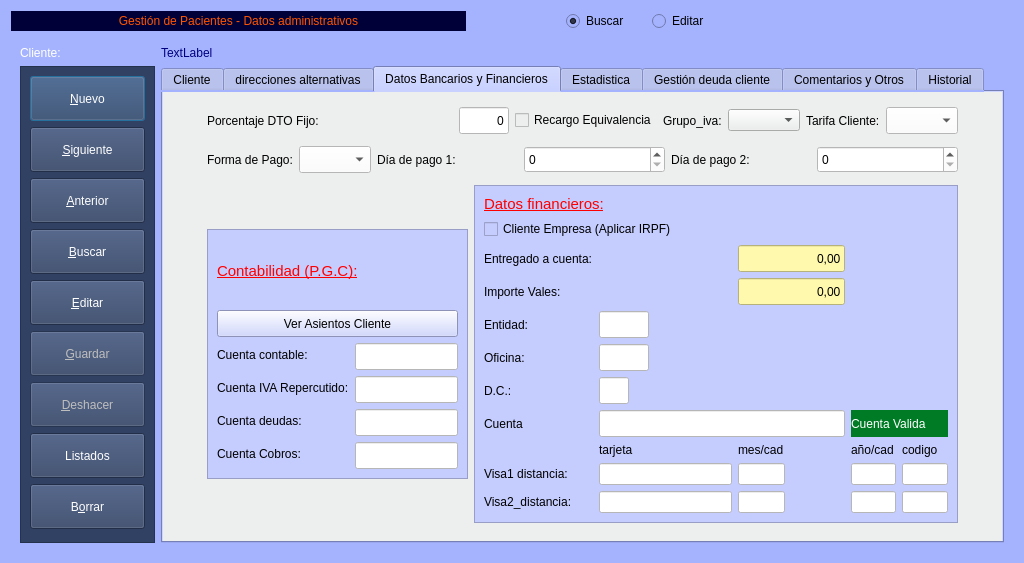
Before: the Qt Designer form Zona_Pacientes/frmClientes.ui in arcnexus/RedFoX, drawn with Qt 5.
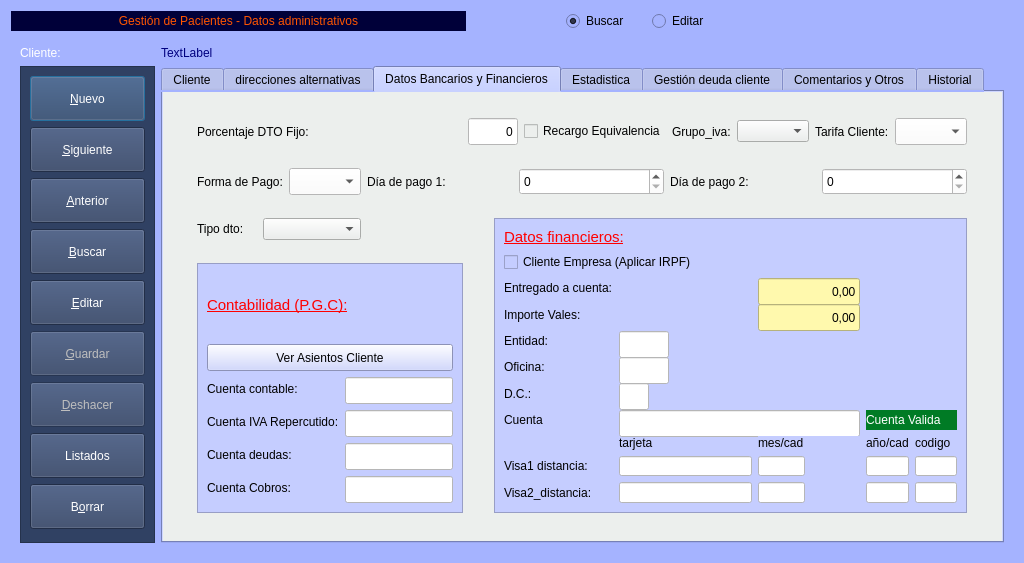
After: the same form once the commit is applied. The open tabs and pages were chosen to show the change. Icons and pictures are not drawn. Custom widgets are drawn as their Qt base class.

Commit message: descuentos tarifas en cliente.cpp

Diff of the .ui file:
```diff
--- a/Zona_Pacientes/frmClientes.ui
+++ b/Zona_Pacientes/frmClientes.ui
@@ -1907,7 +1907,20 @@
            <string>Datos Bancarios y Financieros</string>
           </attribute>
           <layout class="QGridLayout" name="gridLayout_15">
-           <item row="1" column="2" colspan="2">
+           <item row="2" column="4">
+            <spacer name="horizontalSpacer_2">
+             <property name="orientation">
+              <enum>Qt::Horizontal</enum>
+             </property>
+             <property name="sizeHint" stdset="0">
+              <size>
+               <width>40</width>
+               <height>20</height>
+              </size>
+             </property>
+            </spacer>
+           </item>
+           <item row="1" column="3" colspan="3">
             <layout class="QHBoxLayout" name="horizontalLayout_9">
              <item>
               <widget class="QLabel" name="label_68">
@@ -1951,168 +1964,7 @@
              </item>
             </layout>
            </item>
-           <item row="2" column="1" colspan="2">
-            <widget class="QFrame" name="frame_6">
-             <property name="sizePolicy">
-              <sizepolicy hsizetype="Fixed" vsizetype="Fixed">
-               <horstretch>0</horstretch>
-               <verstretch>0</verstretch>
-              </sizepolicy>
-             </property>
-             <property name="minimumSize">
-              <size>
-               <width>250</width>
-               <height>250</height>
-              </size>
-             </property>
-             <property name="maximumSize">
-              <size>
-               <width>16777215</width>
-               <height>16777215</height>
-              </size>
-             </property>
-             <property name="styleSheet">
-              <string notr="true">background-color: rgb(197, 205, 255);</string>
-             </property>
-             <property name="frameShape">
-              <enum>QFrame::StyledPanel</enum>
-             </property>
-             <property name="frameShadow">
-              <enum>QFrame::Raised</enum>
-             </property>
-             <layout class="QGridLayout" name="gridLayout_16">
-              <item row="2" column="0">
-               <layout class="QFormLayout" name="formLayout">
-                <item row="0" column="0">
-                 <widget class="QLabel" name="label_71">
-                  <property name="text">
-                   <string>Cuenta contable:</string>
-                  </property>
-                 </widget>
-                </item>
-                <item row="0" column="1">
-                 <widget class="QLineEdit" name="txtcuenta_contable">
-                  <property name="minimumSize">
-                   <size>
-                    <width>0</width>
-                    <height>27</height>
-                   </size>
-                  </property>
-                  <property name="styleSheet">
-                   <string notr="true">background-color: rgb(255, 255, 255);</string>
-                  </property>
-                 </widget>
-                </item>
-                <item row="1" column="0">
-                 <widget class="QLabel" name="label_72">
-                  <property name="text">
-                   <string>Cuenta IVA Repercutido:</string>
-                  </property>
-                 </widget>
-                </item>
-                <item row="1" column="1">
-                 <widget class="QLineEdit" name="txtcuenta_iva_repercutido">
-                  <property name="minimumSize">
-                   <size>
-                    <width>0</width>
-                    <height>27</height>
-                   </size>
-                  </property>
-                  <property name="styleSheet">
-                   <string notr="true">background-color: rgb(255, 255, 255);</string>
-                  </property>
-                 </widget>
-                </item>
-                <item row="2" column="0">
-                 <widget class="QLabel" name="label_73">
-                  <property name="text">
-                   <string>Cuenta deudas:</string>
-                  </property>
-                 </widget>
-                </item>
-                <item row="2" column="1">
-                 <widget class="QLineEdit" name="txtcuenta_deudas">
-                  <property name="minimumSize">
-                   <size>
-                    <width>0</width>
-                    <height>27</height>
-                   </size>
-                  </property>
-                  <property name="styleSheet">
-                   <string notr="true">background-color: rgb(255, 255, 255);</string>
-                  </property>
-                 </widget>
-                </item>
-                <item row="3" column="0">
-                 <widget class="QLabel" name="label_74">
-                  <property name="text">
-                   <string>Cuenta Cobros:</string>
-                  </property>
-                 </widget>
-                </item>
-                <item row="3" column="1">
-                 <widget class="QLineEdit" name="txtcuenta_cobros">
-                  <property name="minimumSize">
-                   <size>
-                    <width>0</width>
-                    <height>27</height>
-                   </size>
-                  </property>
-                  <property name="styleSheet">
-                   <string notr="true">background-color: rgb(255, 255, 255);</string>
-                  </property>
-                 </widget>
-                </item>
-               </layout>
-              </item>
-              <item row="0" column="0">
-               <widget class="QLabel" name="label_70">
-                <property name="text">
-                 <string>&lt;html&gt;&lt;head/&gt;&lt;body&gt;&lt;p&gt;&lt;span style=&quot; font-size:11pt; text-decoration: underline; color:#ff0000;&quot;&gt;Contabilidad (P.G.C):&lt;/span&gt;&lt;/p&gt;&lt;/body&gt;&lt;/html&gt;</string>
-                </property>
-               </widget>
-              </item>
-              <item row="1" column="0">
-               <widget class="QPushButton" name="pushButton">
-                <property name="minimumSize">
-                 <size>
-                  <width>0</width>
-                  <height>27</height>
-                 </size>
-                </property>
-                <property name="text">
-                 <string>Ver Asientos Cliente</string>
-                </property>
-               </widget>
-              </item>
-             </layout>
-            </widget>
-           </item>
-           <item row="1" column="1">
-            <layout class="QHBoxLayout" name="horizontalLayout_8">
-             <item>
-              <widget class="QLabel" name="label_67">
-               <property name="text">
-                <string>Forma de Pago:</string>
-               </property>
-              </widget>
-             </item>
-             <item>
-              <widget class="QComboBox" name="cboforma_pago">
-               <property name="minimumSize">
-                <size>
-                 <width>0</width>
-                 <height>27</height>
-                </size>
-               </property>
-               <property name="styleSheet">
-                <string notr="true">background-color: rgb(255, 255, 255);</string>
-               </property>
-              </widget>
-             </item>
-            </layout>
-           </item>
-           <item row="0" column="1" colspan="3">
+           <item row="0" column="1" colspan="5">
             <layout class="QHBoxLayout" name="horizontalLayout_3">
              <item>
               <layout class="QHBoxLayout" name="horizontalLayout">
@@ -2192,7 +2044,46 @@
              </item>
             </layout>
            </item>
-           <item row="2" column="3">
+           <item row="3" column="0">
+            <spacer name="horizontalSpacer_13">
+             <property name="orientation">
+              <enum>Qt::Horizontal</enum>
+             </property>
+             <property name="sizeHint" stdset="0">
+              <size>
+               <width>40</width>
+               <height>20</height>
+              </size>
+             </property>
+            </spacer>
+           </item>
+           <item row="3" column="6">
+            <spacer name="horizontalSpacer_14">
+             <property name="orientation">
+              <enum>Qt::Horizontal</enum>
+             </property>
+             <property name="sizeHint" stdset="0">
+              <size>
+               <width>40</width>
+               <height>20</height>
+              </size>
+             </property>
+            </spacer>
+           </item>
+           <item row="2" column="1">
+            <widget class="QLabel" name="label_66">
+             <property name="maximumSize">
+              <size>
+               <width>60</width>
+               <height>16777215</height>
+              </size>
+             </property>
+             <property name="text">
+              <string>Tipo dto:</string>
+             </property>
+            </widget>
+           </item>
+           <item row="2" column="5" rowspan="2">
             <widget class="QFrame" name="frame_7">
              <property name="sizePolicy">
               <sizepolicy hsizetype="Fixed" vsizetype="Fixed">
@@ -2600,31 +2491,169 @@
              </layout>
             </widget>
            </item>
-           <item row="2" column="0">
-            <spacer name="horizontalSpacer_13">
-             <property name="orientation">
-              <enum>Qt::Horizontal</enum>
+           <item row="3" column="1" colspan="4">
+            <widget class="QFrame" name="frame_6">
+             <property name="sizePolicy">
+              <sizepolicy hsizetype="Fixed" vsizetype="Fixed">
+               <horstretch>0</horstretch>
+               <verstretch>0</verstretch>
+              </sizepolicy>
              </property>
-             <property name="sizeHint" stdset="0">
+             <property name="minimumSize">
               <size>
-               <width>40</width>
-               <height>20</height>
+               <width>250</width>
+               <height>250</height>
               </size>
              </property>
-            </spacer>
-           </item>
-           <item row="2" column="4">
-            <spacer name="horizontalSpacer_14">
-             <property name="orientation">
-              <enum>Qt::Horizontal</enum>
-             </property>
-             <property name="sizeHint" stdset="0">
+             <property name="maximumSize">
               <size>
-               <width>40</width>
-               <height>20</height>
+               <width>16777215</width>
+               <height>16777215</height>
               </size>
              </property>
-            </spacer>
+             <property name="styleSheet">
+              <string notr="true">background-color: rgb(197, 205, 255);</string>
+             </property>
+             <property name="frameShape">
+              <enum>QFrame::StyledPanel</enum>
+             </property>
+             <property name="frameShadow">
+              <enum>QFrame::Raised</enum>
+             </property>
+             <layout class="QGridLayout" name="gridLayout_16">
+              <item row="2" column="0">
+               <layout class="QFormLayout" name="formLayout">
+                <item row="0" column="0">
+                 <widget class="QLabel" name="label_71">
+                  <property name="text">
+                   <string>Cuenta contable:</string>
+                  </property>
+                 </widget>
+                </item>
+                <item row="0" column="1">
+                 <widget class="QLineEdit" name="txtcuenta_contable">
+                  <property name="minimumSize">
+                   <size>
+                    <width>0</width>
+                    <height>27</height>
+                   </size>
+                  </property>
+                  <property name="styleSheet">
+                   <string notr="true">background-color: rgb(255, 255, 255);</string>
+                  </property>
+                 </widget>
+                </item>
+                <item row="1" column="0">
+                 <widget class="QLabel" name="label_72">
+                  <property name="text">
+                   <string>Cuenta IVA Repercutido:</string>
+                  </property>
+                 </widget>
+                </item>
+                <item row="1" column="1">
+                 <widget class="QLineEdit" name="txtcuenta_iva_repercutido">
+                  <property name="minimumSize">
+                   <size>
+                    <width>0</width>
+                    <height>27</height>
+                   </size>
+                  </property>
+                  <property name="styleSheet">
+                   <string notr="true">background-color: rgb(255, 255, 255);</string>
+                  </property>
+                 </widget>
+                </item>
+                <item row="2" column="0">
+                 <widget class="QLabel" name="label_73">
+                  <property name="text">
+                   <string>Cuenta deudas:</string>
+                  </property>
+                 </widget>
+                </item>
+                <item row="2" column="1">
+                 <widget class="QLineEdit" name="txtcuenta_deudas">
+                  <property name="minimumSize">
+                   <size>
+                    <width>0</width>
+                    <height>27</height>
+                   </size>
+                  </property>
+                  <property name="styleSheet">
+                   <string notr="true">background-color: rgb(255, 255, 255);</string>
+                  </property>
+                 </widget>
+                </item>
+                <item row="3" column="0">
+                 <widget class="QLabel" name="label_74">
+                  <property name="text">
+                   <string>Cuenta Cobros:</string>
+                  </property>
+                 </widget>
+                </item>
+                <item row="3" column="1">
+                 <widget class="QLineEdit" name="txtcuenta_cobros">
+                  <property name="minimumSize">
+                   <size>
+                    <width>0</width>
+                    <height>27</height>
+                   </size>
+                  </property>
+                  <property name="styleSheet">
+                   <string notr="true">background-color: rgb(255, 255, 255);</string>
+                  </property>
+                 </widget>
+                </item>
+               </layout>
+              </item>
+              <item row="0" column="0">
+               <widget class="QLabel" name="label_70">
+                <property name="text">
+                 <string>&lt;html&gt;&lt;head/&gt;&lt;body&gt;&lt;p&gt;&lt;span style=&quot; font-size:11pt; text-decoration: underline; color:#ff0000;&quot;&gt;Contabilidad (P.G.C):&lt;/span&gt;&lt;/p&gt;&lt;/body&gt;&lt;/html&gt;</string>
+                </property>
+               </widget>
+              </item>
+              <item row="1" column="0">
+               <widget class="QPushButton" name="pushButton">
+                <property name="minimumSize">
+                 <size>
+                  <width>0</width>
+                  <height>27</height>
+                 </size>
+                </property>
+                <property name="text">
+                 <string>Ver Asientos Cliente</string>
+                </property>
+               </widget>
+              </item>
+             </layout>
+            </widget>
+           </item>
+           <item row="2" column="2">
+            <widget class="QComboBox" name="cbotipo_dto"/>
+           </item>
+           <item row="1" column="1" colspan="2">
+            <layout class="QHBoxLayout" name="horizontalLayout_8">
+             <item>
+              <widget class="QLabel" name="label_67">
+               <property name="text">
+                <string>Forma de Pago:</string>
+               </property>
+              </widget>
+             </item>
+             <item>
+              <widget class="QComboBox" name="cboforma_pago">
+               <property name="minimumSize">
+                <size>
+                 <width>0</width>
+                 <height>27</height>
+                </size>
+               </property>
+               <property name="styleSheet">
+                <string notr="true">background-color: rgb(255, 255, 255);</string>
+               </property>
+              </widget>
+             </item>
+            </layout>
            </item>
           </layout>
          </widget>
```
Left out of the diff: 2 changed lines with no effect on the pictures. The commit also changes 6 other files.
